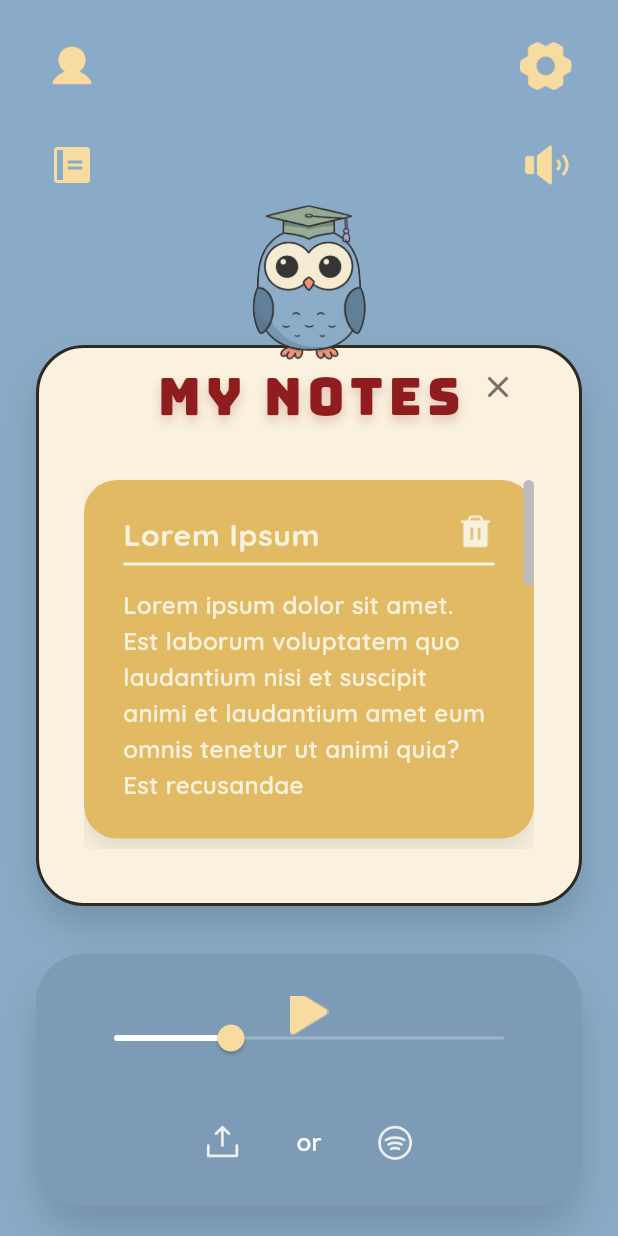
After one commit to leothii/sylo, a Flutter app: the NotesPage screen opened directly, on a phone screen of 412 x 824 dp. The commit adds this screen. Run offline on Flutter 3.47's test engine with Material 3 defaults, Android fonts, the phone set to English and light mode, and no system bars; missing offline and left inert: file_selector.

Commit message:
Add notes page and navigation from home
Introduces a new NotesPage with UI for displaying notes and a delete icon. Adds navigation from the home page to the notes page and includes the delete icon asset.

```diff
--- a/lib/screens/home_page.dart
+++ b/lib/screens/home_page.dart
@@ -7,6 +7,7 @@ import '../utils/app_colors.dart';
 import '../widgets/audio_card.dart';
 import 'settings_overlay.dart';
 import 'summary_page.dart';
+import 'notes_page.dart';
 
 class HomePage extends StatefulWidget {
   const HomePage({super.key});
@@ -73,7 +74,15 @@ class _HomePageState extends State<HomePage> {
           children: [
             _IconBadge(assetPath: 'assets/icons/profile.png', size: 44),
             const SizedBox(height: 18),
-            _IconBadge(assetPath: 'assets/icons/note.png', size: 44),
+            _IconBadge(
+              assetPath: 'assets/icons/note.png',
+              size: 44,
+              onTap: () {
+                Navigator.of(
+                  context,
+                ).push(MaterialPageRoute(builder: (_) => const NotesPage()));
+              },
+            ),
           ],
         ),
         const Spacer(),
--- /dev/null
+++ b/lib/screens/notes_page.dart
@@ -0,0 +1,313 @@
+// lib/screens/notes_page.dart
+
+import 'package:flutter/material.dart';
+
+import '../utils/app_colors.dart';
+import '../widgets/audio_card.dart';
+
+class NotesPage extends StatefulWidget {
+  const NotesPage({super.key});
+
+  @override
+  State<NotesPage> createState() => _NotesPageState();
+}
+
+class _NotesPageState extends State<NotesPage> {
+  final List<_NoteItem> _notes = [
+    _NoteItem(
+      title: 'Lorem Ipsum',
+      description:
+          'Lorem ipsum dolor sit amet. Est laborum voluptatem quo laudantium nisi et suscipit animi et laudantium amet eum omnis tenetur ut animi quia? Est recusandae',
+    ),
+    _NoteItem(
+      title: 'Lorem Ipsum',
+      description:
+          'Lorem ipsum dolor sit amet. Est laborum voluptatem quo laudantium nisi et suscipit animi et laudantium amet eum omnis tenetur ut animi quia? Est recusandae',
+    ),
+    _NoteItem(
+      title: 'Lorem Ipsum',
+      description:
+          'Lorem ipsum dolor sit amet. Est laborum voluptatem quo laudantium nisi et suscipit animi et laudantium amet eum omnis tenetur ut animi quia? Est recusandae',
+    ),
+  ];
+
+  final double _cardTopMargin = 72;
+  final double _cardHorizontalPadding = 30;
+  final double _cardVerticalPaddingTop = 64;
+  final double _cardVerticalPaddingBottom = 36;
+  final double _titleSpacingBelow = 24;
+  final double _titleLetterSpacing = 3.5;
+
+  final ScrollController _notesScrollController = ScrollController();
+
+  @override
+  void dispose() {
+    _notesScrollController.dispose();
+    super.dispose();
+  }
+
+  @override
+  Widget build(BuildContext context) {
+    return Scaffold(
+      backgroundColor: AppColors.primaryBackground,
+      body: SafeArea(
+        child: Padding(
+          padding: const EdgeInsets.symmetric(horizontal: 24, vertical: 20),
+          child: Column(
+            crossAxisAlignment: CrossAxisAlignment.stretch,
+            children: [
+              _buildTopBar(),
+              const SizedBox(height: 24),
+              _buildNotesCard(context),
+              const SizedBox(height: 32),
+              const AudioCard(playIconVerticalOffset: -10),
+            ],
+          ),
+        ),
+      ),
+    );
+  }
+
+  Widget _buildTopBar() {
+    return Row(
+      crossAxisAlignment: CrossAxisAlignment.start,
+      children: const [
+        _TopBarIconColumn(
+          topAsset: 'assets/icons/profile.png',
+          bottomAsset: 'assets/icons/note.png',
+        ),
+        Spacer(),
+        _TopBarIconColumn(
+          topAsset: 'assets/icons/settings.png',
+          bottomAsset: 'assets/icons/sound.png',
+        ),
+      ],
+    );
+  }
+
+  Widget _buildNotesCard(BuildContext context) {
+    return Expanded(
+      child: Stack(
+        clipBehavior: Clip.none,
+        children: [
+          Align(
+            alignment: Alignment.topCenter,
+            child: Container(
+              margin: EdgeInsets.only(top: _cardTopMargin),
+              padding: EdgeInsets.symmetric(
+                horizontal: _cardHorizontalPadding,
+                vertical: 0,
+              ),
+              decoration: BoxDecoration(
+                color: const Color(0xFFFAF1DF),
+                borderRadius: BorderRadius.circular(32),
+                border: Border.all(color: const Color(0xFF2E2922), width: 2),
+                boxShadow: const [
+                  BoxShadow(
+                    color: Color(0x26000000),
+                    blurRadius: 22,
+                    offset: Offset(0, 14),
+                  ),
+                ],
+              ),
+              child: Column(
+                crossAxisAlignment: CrossAxisAlignment.stretch,
+                children: [
+                  SizedBox(
+                    height: _cardVerticalPaddingTop,
+                    child: Stack(
+                      clipBehavior: Clip.none,
+                      children: [
+                        Center(
+                          child: Text(
+                            'MY NOTES',
+                            style: TextStyle(
+                              color: const Color(0xFF8F1D1D),
+                              fontFamily: 'Bungee',
+                              fontSize: 34,
+                              letterSpacing: _titleLetterSpacing,
+                              shadows: const [
+                                Shadow(
+                                  color: Color(0x338F1D1D),
+                                  offset: Offset(0, 4),
+                                  blurRadius: 8,
+                                ),
+                              ],
+                            ),
+                          ),
+                        ),
+                        Positioned(
+                          top: 2,
+                          right: 0,
+                          child: IconButton(
+                            icon: const Icon(
+                              Icons.close,
+                              color: Color(0xFF776E67),
+                            ),
+                            onPressed: () {},
+                          ),
+                        ),
+                      ],
+                    ),
+                  ),
+                  SizedBox(height: _titleSpacingBelow),
+                  Expanded(
+                    child: Padding(
+                      padding: EdgeInsets.only(
+                        bottom: _cardVerticalPaddingBottom,
+                      ),
+                      child: Scrollbar(
+                        controller: _notesScrollController,
+                        thumbVisibility: true,
+                        thickness: 7,
+                        radius: const Radius.circular(12),
+                        child: ListView.separated(
+                          controller: _notesScrollController,
+                          padding: const EdgeInsets.only(bottom: 24),
+                          itemCount: _notes.length,
+                          separatorBuilder: (_, __) =>
+                              const SizedBox(height: 20),
+                          itemBuilder: (context, index) {
+                            final note = _notes[index];
+                            return _NoteCard(note: note);
+                          },
+                        ),
+                      ),
+                    ),
+                  ),
+                ],
+              ),
+            ),
+          ),
+          Positioned(
+            top: -47,
+            left: 0,
+            right: 0,
+            child: Align(
+              alignment: Alignment.topCenter,
+              child: Image.asset(
+                'assets/images/sylo.png',
+                height: 160,
+                fit: BoxFit.contain,
+              ),
+            ),
+          ),
+        ],
+      ),
+    );
+  }
+}
+
+class _NoteCard extends StatelessWidget {
+  const _NoteCard({required this.note});
+
+  final _NoteItem note;
+
+  @override
+  Widget build(BuildContext context) {
+    return Container(
+      decoration: BoxDecoration(
+        color: const Color(0xFFE1BA63),
+        borderRadius: BorderRadius.circular(22),
+        boxShadow: const [
+          BoxShadow(
+            color: Color(0x19000000),
+            blurRadius: 14,
+            offset: Offset(0, 8),
+          ),
+        ],
+      ),
+      padding: const EdgeInsets.fromLTRB(26, 22, 26, 24),
+      child: Column(
+        crossAxisAlignment: CrossAxisAlignment.start,
+        children: [
+          Row(
+            crossAxisAlignment: CrossAxisAlignment.start,
+            children: [
+              Expanded(
+                child: Text(
+                  note.title,
+                  style: const TextStyle(
+                    color: Color(0xFFF7F1DE),
+                    fontFamily: 'Quicksand',
+                    fontSize: 20,
+                    fontWeight: FontWeight.w700,
+                    letterSpacing: 0.5,
+                  ),
+                ),
+              ),
+              GestureDetector(
+                onTap: () {},
+                child: Image.asset(
+                  'assets/icons/delete.png',
+                  width: 26,
+                  height: 26,
+                  color: const Color(0xFFF7F1DE),
+                ),
+              ),
+            ],
+          ),
+          const SizedBox(height: 4),
+          Container(
+            height: 2,
+            decoration: BoxDecoration(
+              color: const Color(0xFFF7F1DE),
+              borderRadius: BorderRadius.circular(16),
+            ),
+          ),
+          const SizedBox(height: 14),
+          Text(
+            note.description,
+            style: const TextStyle(
+              color: Color(0xFFF7F1DE),
+              fontFamily: 'Quicksand',
+              fontSize: 16,
+              fontWeight: FontWeight.w600,
+              height: 1.5,
+            ),
+          ),
+        ],
+      ),
+    );
+  }
+}
+
+class _TopBarIconColumn extends StatelessWidget {
+  const _TopBarIconColumn({required this.topAsset, required this.bottomAsset});
+
+  final String topAsset;
+  final String bottomAsset;
+
+  @override
+  Widget build(BuildContext context) {
+    return Column(
+      children: [
+        _RoundedIcon(asset: topAsset),
+        const SizedBox(height: 18),
+        _RoundedIcon(asset: bottomAsset),
+      ],
+    );
+  }
+}
+
+class _RoundedIcon extends StatelessWidget {
+  const _RoundedIcon({required this.asset});
+
+  final String asset;
+
+  @override
+  Widget build(BuildContext context) {
+    return SizedBox(
+      height: 48,
+      width: 48,
+      child: Center(child: Image.asset(asset, height: 32, fit: BoxFit.contain)),
+    );
+  }
+}
+
+class _NoteItem {
+  const _NoteItem({required this.title, required this.description});
+
+  final String title;
+  final String description;
+}
```
Also changed, not shown: assets/icons/delete.png (added).
